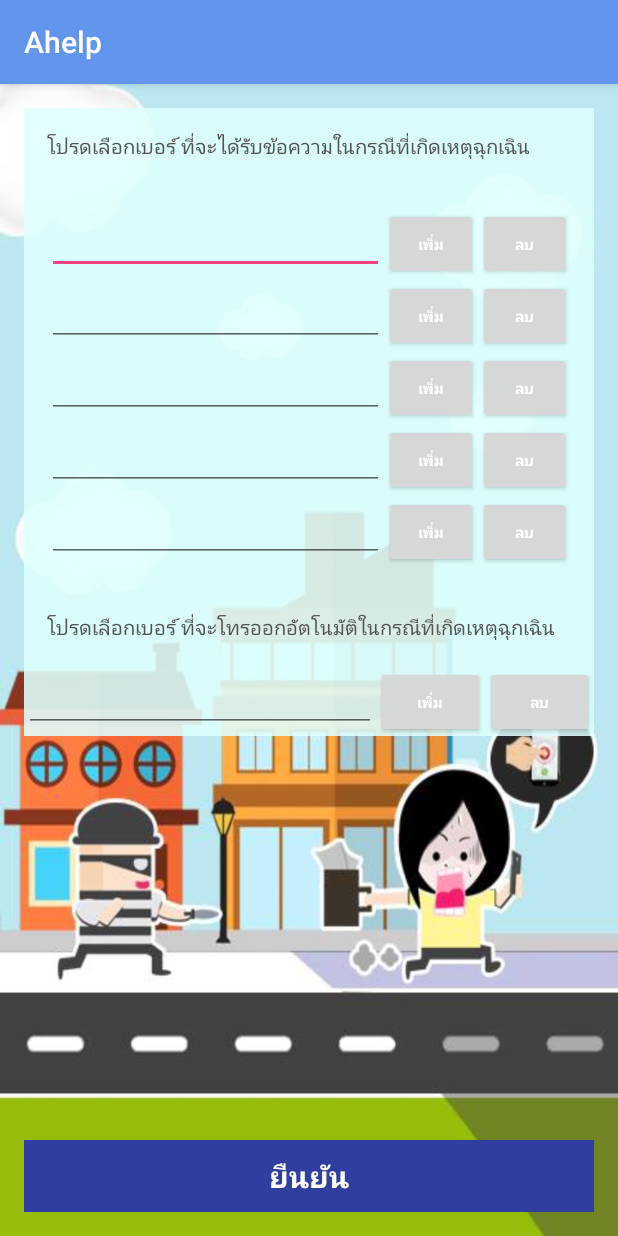
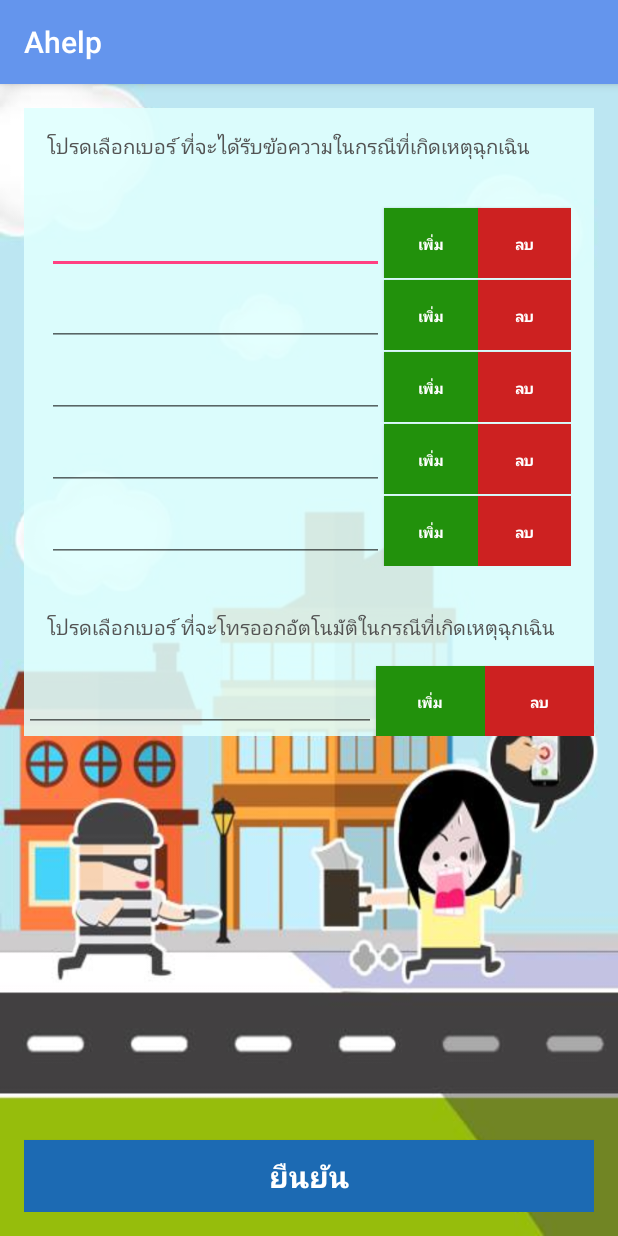
Before and after one commit to kanyaratfai/Ahelp, an Android app: the SettingActivity screen opened directly, with no data from a screen before it, on a phone screen of 412 x 824 dp. Run offline under Robolectric (Android 15) with nearby library versions, the phone set to English and light mode, and no system bars.

Commit message:
3/9/59 ตกแต่งใหม่แล้ว

```diff
--- a/app/src/main/java/com/example/pareeya/ahelp/MainActivity.java
+++ b/app/src/main/java/com/example/pareeya/ahelp/MainActivity.java
@@ -15,5 +15,5 @@ public class MainActivity extends AppCompatActivity {
     public void clickLoginMain (View view){
         startActivity(new Intent(MainActivity.this,ContentActivity.class));
 
-    }
+    }//clickLoginManin
 }//Main Class
--- a/app/src/main/res/layout/activity_content.xml
+++ b/app/src/main/res/layout/activity_content.xml
@@ -26,7 +26,7 @@
         android:layout_alignParentEnd="true"
         android:onClick="clickContent"
         android:textSize="@dimen/h2"
-        android:background="@color/colorPrimaryDark"
+        android:background="#1c6ab3"
         android:textStyle="bold"
         android:textColor="#ffffff" />
 
--- a/app/src/main/res/layout/activity_main.xml
+++ b/app/src/main/res/layout/activity_main.xml
@@ -21,9 +21,9 @@
         android:layout_alignParentBottom="true"
         android:layout_alignParentRight="true"
         android:layout_alignParentEnd="true"
-        android:background="@color/colorPrimaryDark"
         android:textColor="#ffffff"
-        android:textStyle="bold" />
+        android:textStyle="bold"
+        android:background="#1c6ab3" />
 
     <LinearLayout
         android:orientation="vertical"
--- a/app/src/main/res/layout/activity_setting.xml
+++ b/app/src/main/res/layout/activity_setting.xml
@@ -21,7 +21,7 @@
         android:textSize="@dimen/h2"
         android:layout_centerHorizontal="true"
         android:textColor="#ffffff"
-        android:background="@color/colorPrimaryDark"
+        android:background="#1c6ab3"
         android:textStyle="bold"
         android:onClick="clickSetting" />
 
@@ -54,7 +54,8 @@
                 android:layout_weight="1"
                 android:textSize="@dimen/h4"
                 android:textStyle="bold"
-                android:textColor="@android:color/background_light" />
+                android:textColor="@android:color/background_light"
+                android:background="#22910c" />
 
             <Button
                 android:layout_width="wrap_content"
@@ -64,7 +65,8 @@
                 android:layout_weight="1"
                 android:textSize="@dimen/h4"
                 android:textStyle="bold"
-                android:textColor="@android:color/background_light" />
+                android:textColor="@android:color/background_light"
+                android:background="#cd2121" />
 
         </LinearLayout>
 
@@ -88,7 +90,8 @@
                 android:layout_weight="1"
                 android:textSize="@dimen/h4"
                 android:textStyle="bold"
-                android:textColor="@android:color/background_light" />
+                android:textColor="@android:color/background_light"
+                android:background="#22910c" />
 
             <Button
                 android:layout_width="wrap_content"
@@ -98,7 +101,8 @@
                 android:layout_weight="1"
                 android:textSize="@dimen/h4"
                 android:textStyle="bold"
-                android:textColor="@android:color/background_light" />
+                android:textColor="@android:color/background_light"
+                android:background="#cd2121" />
 
         </LinearLayout>
 
@@ -122,7 +126,8 @@
                 android:layout_weight="1"
                 android:textSize="@dimen/h4"
                 android:textStyle="bold"
-                android:textColor="@android:color/background_light" />
+                android:textColor="@android:color/background_light"
+                android:background="#22910c" />
 
             <Button
                 android:layout_width="wrap_content"
@@ -132,7 +137,8 @@
                 android:layout_weight="1"
                 android:textSize="@dimen/h4"
                 android:textStyle="bold"
-                android:textColor="@android:color/background_light" />
+                android:textColor="@android:color/background_light"
+                android:background="#cd2121" />
 
         </LinearLayout>
 
@@ -156,7 +162,8 @@
                 android:layout_weight="1"
                 android:textSize="@dimen/h4"
                 android:textStyle="bold"
-                android:textColor="@android:color/background_light" />
+                android:textColor="@android:color/background_light"
+                android:background="#22910c" />
 
             <Button
                 android:layout_width="wrap_content"
@@ -166,7 +173,8 @@
                 android:layout_weight="1"
                 android:textSize="@dimen/h4"
                 android:textStyle="bold"
-                android:textColor="@android:color/background_light" />
+                android:textColor="@android:color/background_light"
+                android:background="#cd2121" />
 
         </LinearLayout>
 
@@ -190,7 +198,8 @@
                 android:layout_weight="1"
                 android:textSize="@dimen/h4"
                 android:textStyle="bold"
-                android:textColor="@android:color/background_light" />
+                android:textColor="@android:color/background_light"
+                android:background="#22910c" />
 
             <Button
                 android:layout_width="wrap_content"
@@ -200,7 +209,8 @@
                 android:layout_weight="1"
                 android:textSize="@dimen/h4"
                 android:textStyle="bold"
-                android:textColor="@android:color/background_light" />
+                android:textColor="@android:color/background_light"
+                android:background="#cd2121" />
 
         </LinearLayout>
 
@@ -257,7 +267,8 @@
             android:layout_weight="1"
             android:textSize="@dimen/h4"
             android:textStyle="bold"
-            android:textColor="@android:color/background_light" />
+            android:textColor="@android:color/background_light"
+            android:background="#22910c" />
 
         <Button
             android:layout_width="wrap_content"
@@ -267,7 +278,8 @@
             android:layout_weight="1"
             android:textSize="@dimen/h4"
             android:textStyle="bold"
-            android:textColor="@android:color/background_light" />
+            android:textColor="@android:color/background_light"
+            android:background="#cd2121" />
 
     </LinearLayout>
 
--- a/app/src/main/res/values/colors.xml
+++ b/app/src/main/res/values/colors.xml
@@ -1,7 +1,7 @@
 <?xml version="1.0" encoding="utf-8"?>
 <resources>
     <color name="colorPrimary">#6495ed</color>
-    <color name="colorPrimaryDark">#303f9f</color>
+    <color name="colorPrimaryDark">#ff9d00</color>
     <color name="colorAccent">#FF4081</color>
 
     <color name="colorText">#00008b</color>
```
Also changed, not shown: app/src/main/res/layout/activity_home.xml (+8 -6 lines).
